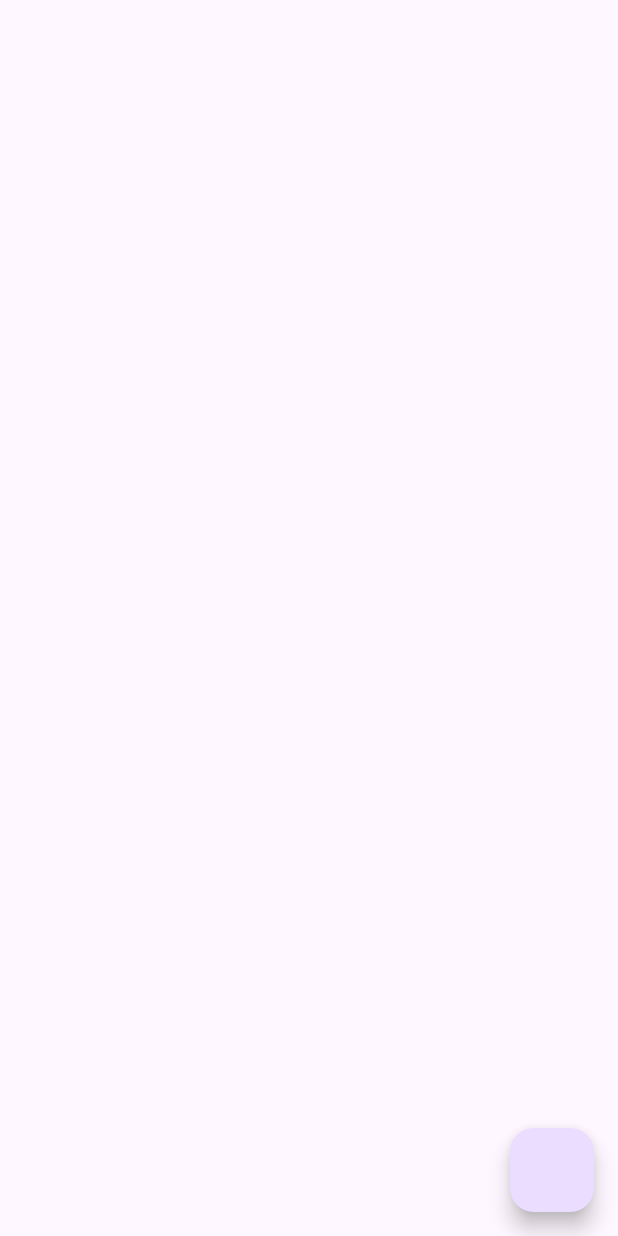
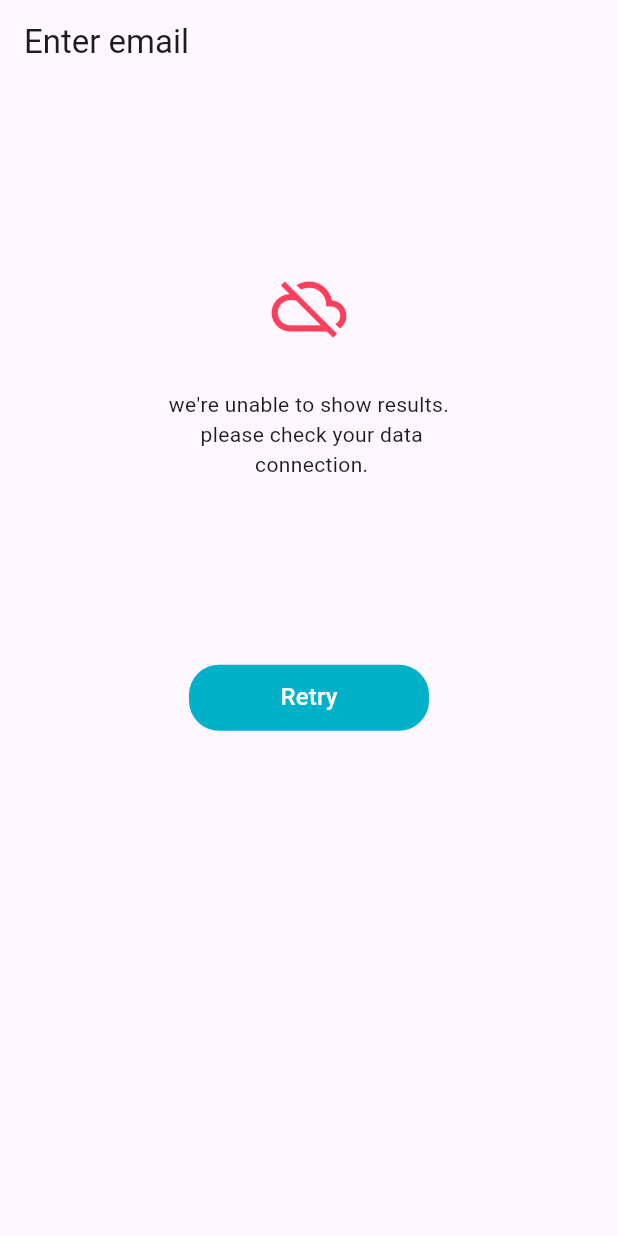
Before and after one commit to pradiptapaniya2023/flutter_mvvm_getx, a Flutter app: the screen it shows after launch, on a phone screen of 412 x 824 dp. Run offline on Flutter 3.47's test engine with Material 3 defaults, Android fonts, the phone set to English and light mode, and no system bars; our stand-ins replace fluttertoast, get.

```diff
--- a/lib/1_flow/flow.dart
+++ b/lib/1_flow/flow.dart
@@ -10,6 +10,8 @@ F = folder
 5. Route manage = screen manage ==> res/routes/routes_name.dart && res/routes/routes.dart
 6. Utilis = same color theme , etc.. (if i'm using same style color toast etc then defined utils folder and use)
 7. Languages ==> res/getx_loclization/languages.dart && main.dart (For different languages)
+8. Set assets folder => images , fonts , icon defined assets folder
+9. How to defined component and how to use this in project
 
 
 */
--- /dev/null
+++ b/lib/res/assets/images_assets.dart
@@ -0,0 +1,4 @@
+class ImagesAssets {
+  static const String splashScreenImage = "assets/images/splash_screen.jpg";
+  static const String profileIcon = "assets/icons/profile_icon.png";
+}
--- a/lib/res/colors/app_color.dart
+++ b/lib/res/colors/app_color.dart
@@ -3,4 +3,10 @@ import 'package:flutter/material.dart';
 class AppColor {
   static const Color blackColor = Color(0xff000000);
   static const Color whiteColor = Color(0xffffffff);
+  static const Color primaryColor = Color(0xff01B1C9);
+  static const Color primaryButtonColor = Color(0xff01B1C9);
+  static const Color secondaryButtonColor = Color(0xffFC3F5B);
+  static const Color redColor = Color(0xffFC3F5B);
+  static const Color primaryTextColor = Color(0xff000000);
+  static const Color secondaryTextColor = Color(0xff444648);
 }
--- a/lib/res/components/internet_exception_widget.dart
+++ b/lib/res/components/internet_exception_widget.dart
@@ -0,0 +1,60 @@
+import 'package:flutter/material.dart';
+import 'package:flutter_mvvm_getx/res/colors/app_color.dart';
+import 'package:get/get.dart';
+
+class InternetExceptionWidget extends StatefulWidget {
+  const InternetExceptionWidget({super.key});
+
+  @override
+  State<InternetExceptionWidget> createState() =>
+      _InternetExceptionWidgetState();
+}
+
+class _InternetExceptionWidgetState extends State<InternetExceptionWidget> {
+  @override
+  Widget build(BuildContext context) {
+    final height = MediaQuery.of(context).size.height;
+
+    return Padding(
+      padding: const EdgeInsets.symmetric(horizontal: 20),
+      child: Column(
+        children: [
+          SizedBox(
+            height: height * .15,
+          ),
+          const Icon(
+            Icons.cloud_off,
+            color: AppColor.redColor,
+            size: 50,
+          ),
+          Padding(
+            padding: const EdgeInsets.only(top: 30),
+            child: Center(
+                child: Text(
+              'internet_exception'.tr,
+              textAlign: TextAlign.center,
+            )),
+          ),
+          SizedBox(
+            height: height * .15,
+          ),
+          Container(
+            height: 44,
+            width: 160,
+            decoration: BoxDecoration(
+                color: AppColor.primaryColor,
+                borderRadius: BorderRadius.circular(20)),
+            child: Center(
+                child: Text(
+              "Retry",
+              style: Theme.of(context)
+                  .textTheme
+                  .titleMedium!
+                  .copyWith(color: Colors.white),
+            )),
+          )
+        ],
+      ),
+    );
+  }
+}
--- a/lib/res/getx_loclization/languages.dart
+++ b/lib/res/getx_loclization/languages.dart
@@ -3,7 +3,11 @@ import 'package:get/get.dart';
 class Languages extends Translations {
   @override
   Map<String, Map<String, String>> get keys => {
-        'en_US': {'email_hint': 'Enter email'},
+        'en_US': {
+          'email_hint': 'Enter email',
+          'internet_exception':
+              "we're unable to show results. \n please check your data \n connection. "
+        },
         'gu_IN': {'email_hint': 'ઇમેલ દાખલ કરો'},
       };
 }
--- a/lib/view/splash_screen.dart
+++ b/lib/view/splash_screen.dart
@@ -1,5 +1,7 @@
 import 'package:flutter/material.dart';
-import 'package:flutter_mvvm_getx/data/app_exceptions.dart';
+import 'package:flutter_mvvm_getx/res/assets/images_assets.dart';
+import 'package:flutter_mvvm_getx/res/components/internet_exception_widget.dart';
+import 'package:get/get.dart';
 
 class SplashScreen extends StatefulWidget {
   const SplashScreen({super.key});
@@ -11,10 +13,12 @@ class SplashScreen extends StatefulWidget {
 class _SplashScreenState extends State<SplashScreen> {
   @override
   Widget build(BuildContext context) {
+    // return InternetExceptionWidget();
+
     return Scaffold(
-      floatingActionButton: FloatingActionButton(onPressed:   () {
-        throw InternetExceptions('Message');
-      },),
-    );
+        appBar: AppBar(
+          title: Text('email_hint'.tr),
+        ),
+        body: InternetExceptionWidget());
   }
 }
--- a/pubspec.yaml
+++ b/pubspec.yaml
@@ -63,9 +63,9 @@ flutter:
   uses-material-design: true
 
   # To add assets to your application, add an assets section, like this:
-  # assets:
-  #   - images/a_dot_burr.jpeg
-  #   - images/a_dot_ham.jpeg
+  assets:
+    - assets/icons/
+    - assets/images/
 
   # An image asset can refer to one or more resolution-specific "variants", see
   # https://flutter.dev/to/resolution-aware-images
```
Also changed, not shown: assets/icons/profile_icon.png (added), assets/images/splash_screen.jpg (added).
